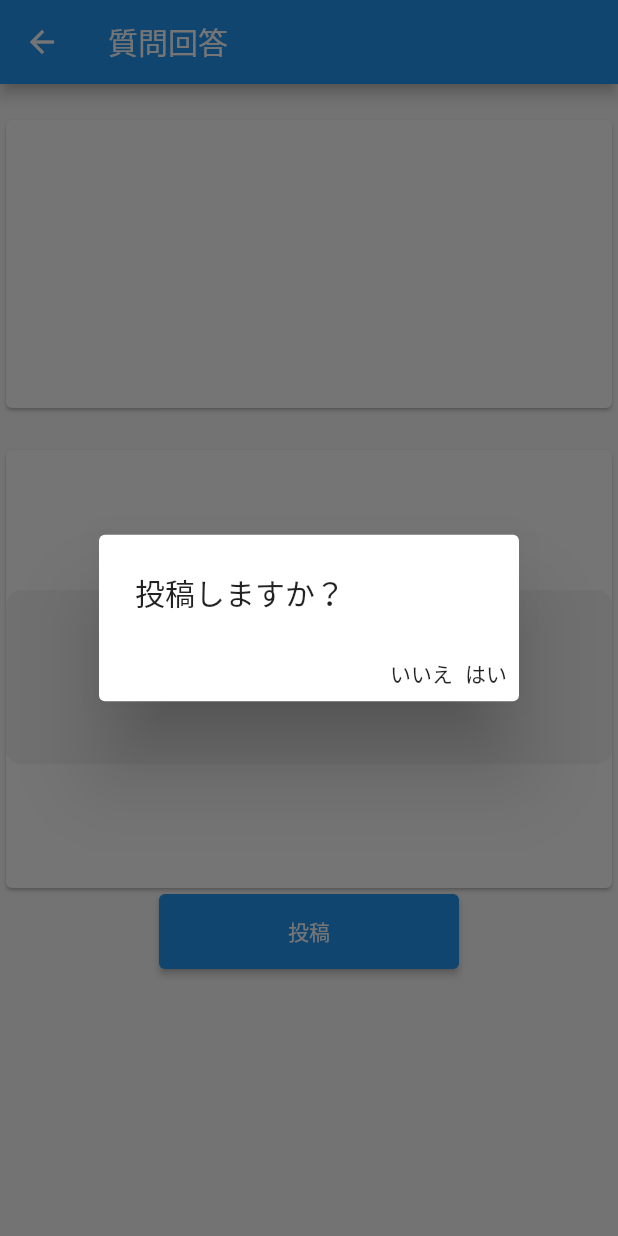
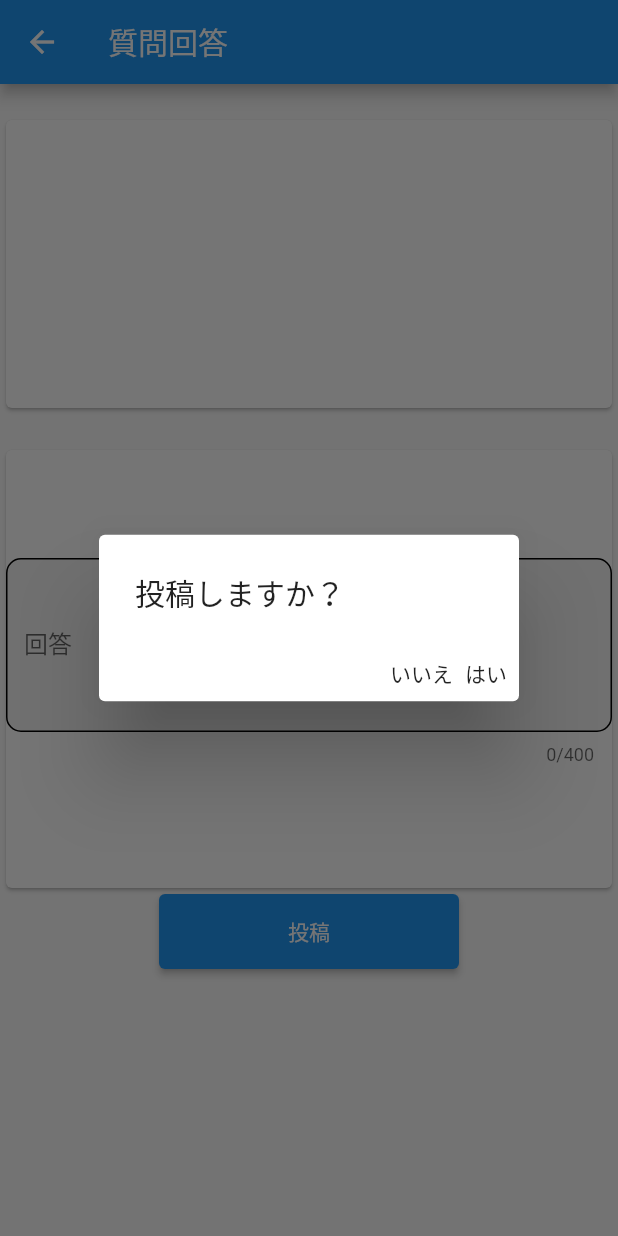
Before and after one commit to dao0203/share_study_app, a Flutter app: the PostAnswerPage screen opened directly with empty values, after a tap on "投稿", on a phone screen of 412 x 824 dp. Run offline on Flutter 3.47's test engine with Material 2 defaults, Android fonts, the phone set to English and light mode, and no system bars; our stand-ins replace cloud_firestore, firebase_core, flutter_dotenv, flutter_staggered_animations, freezed_annotation, google_sign_in and 1 more; accounts and stored records are empty.

Commit message:
[update] add validation to TextFormField

```diff
--- a/lib/add_answer/add_answer.dart
+++ b/lib/add_answer/add_answer.dart
@@ -137,26 +137,22 @@ class _PostAnswerPage extends State<PostAnswerPage> {
                   child: Column(
                     mainAxisAlignment: MainAxisAlignment.center,
                     children: [
-                      //項目の中身
-                      const Text("回答"),
-
                       //間隔を開ける
                       const SizedBox(height: 10),
 
-                      TextField(
+                      TextFormField(
                         // 回答入力
-                        keyboardType: TextInputType.multiline,
                         maxLines: 4,
-                        minLines: 4,
+                        maxLength: 400,
                         decoration: InputDecoration(
                             filled: true,
                             fillColor: Colors.grey[100],
                             enabledBorder: OutlineInputBorder(
                               borderRadius: BorderRadius.circular(10),
-                            borderSide: BorderSide.none,
+                              borderSide: const BorderSide(width: 1),
                             ),
                             helperMaxLines: 10,
-                        ),
+                            labelText: "回答"),
                         onChanged: (value) => answerText = value,
                       ),
 
```
Lines whose indentation alone changed are shown as unchanged.
